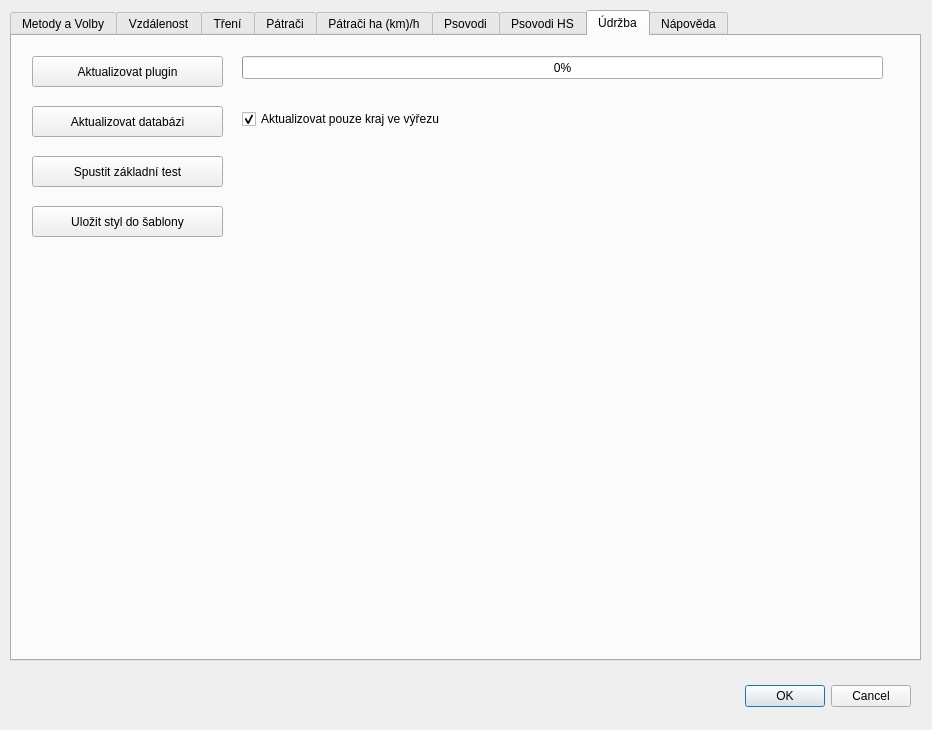
Qt form ui/settings.ui (ruz76/qgis_patrac_3) before a commit.
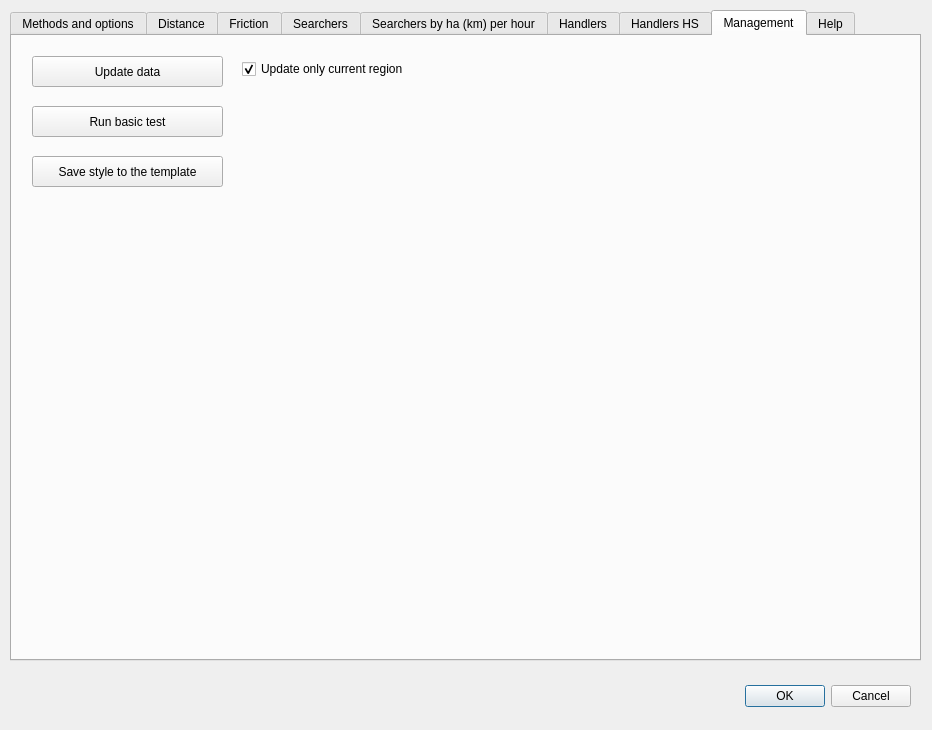
The same form after that commit. The open tabs and pages were chosen to show the change.

What changed in the file:
```diff
--- a/ui/settings.ui
+++ b/ui/settings.ui
@@ -43,7 +43,7 @@
    </property>
    <widget class="QWidget" name="tab">
     <attribute name="title">
-     <string>Metody a Volby</string>
+     <string>Methods and options</string>
     </attribute>
     <widget class="QComboBox" name="comboBoxDistance">
      <property name="geometry">
@@ -234,7 +234,7 @@
    </widget>
    <widget class="QWidget" name="tab_3">
     <attribute name="title">
-     <string>Vzdálenost</string>
+     <string>Distance</string>
     </attribute>
     <widget class="QTabWidget" name="tabWidget_2">
      <property name="geometry">
@@ -427,7 +427,7 @@
    </widget>
    <widget class="QWidget" name="tab_Friction">
     <attribute name="title">
-     <string>Tření</string>
+     <string>Friction</string>
     </attribute>
     <widget class="QTableWidget" name="tableWidgetFriction">
      <property name="geometry">
@@ -574,7 +574,7 @@
    </widget>
    <widget class="QWidget" name="tab_Units">
     <attribute name="title">
-     <string>Pátrači</string>
+     <string>Searchers</string>
     </attribute>
     <widget class="QTableWidget" name="tableWidgetUnits">
      <property name="geometry">
@@ -604,7 +604,7 @@
    </widget>
    <widget class="QWidget" name="tab_UnitsTime">
     <attribute name="title">
-     <string>Pátrači ha (km)/h</string>
+     <string>Searchers by ha (km) per hour</string>
     </attribute>
     <widget class="QTableWidget" name="tableWidgetUnitsTimes">
      <property name="geometry">
@@ -658,7 +658,7 @@
    </widget>
    <widget class="QWidget" name="tab_Users">
     <attribute name="title">
-     <string>Psovodi</string>
+     <string>Handlers</string>
     </attribute>
     <widget class="QTableWidget" name="tableWidgetSystemUsers">
      <property name="geometry">
@@ -790,7 +790,7 @@
    </widget>
    <widget class="QWidget" name="tab_UsersHS">
     <attribute name="title">
-     <string>Psovodi HS</string>
+     <string>Handlers HS</string>
     </attribute>
     <widget class="QTableWidget" name="tableWidgetSystemUsersHS">
      <property name="geometry">
@@ -1106,32 +1106,32 @@
    </widget>
    <widget class="QWidget" name="tab_Tests">
     <attribute name="title">
-     <string>Údržba</string>
+     <string>Management</string>
     </attribute>
     <widget class="QPushButton" name="pushButtonHds">
      <property name="geometry">
       <rect>
        <x>20</x>
-       <y>120</y>
+       <y>70</y>
        <width>191</width>
        <height>31</height>
       </rect>
      </property>
      <property name="text">
-      <string>Spustit základní test</string>
+      <string>Run basic test</string>
      </property>
     </widget>
     <widget class="QCheckBox" name="checkBoxUpdateData">
      <property name="geometry">
       <rect>
        <x>230</x>
-       <y>70</y>
+       <y>20</y>
        <width>311</width>
        <height>26</height>
       </rect>
      </property>
      <property name="text">
-      <string>Aktualizovat pouze kraj ve výřezu</string>
+      <string>Update only current region</string>
      </property>
      <property name="checked">
       <bool>true</bool>
@@ -1141,58 +1141,32 @@
      <property name="geometry">
       <rect>
        <x>20</x>
-       <y>70</y>
-       <width>191</width>
-       <height>31</height>
-      </rect>
-     </property>
-     <property name="text">
-      <string>Aktualizovat databázi</string>
-     </property>
-    </widget>
-    <widget class="QPushButton" name="pushButtonUpdatePlugin">
-     <property name="geometry">
-      <rect>
-       <x>20</x>
        <y>20</y>
        <width>191</width>
        <height>31</height>
       </rect>
      </property>
      <property name="text">
-      <string>Aktualizovat plugin</string>
-     </property>
-    </widget>
-    <widget class="QProgressBar" name="progressBarUpdatePlugin">
-     <property name="geometry">
-      <rect>
-       <x>230</x>
-       <y>20</y>
-       <width>641</width>
-       <height>23</height>
-      </rect>
-     </property>
-     <property name="value">
-      <number>0</number>
+      <string>Update data</string>
      </property>
     </widget>
     <widget class="QPushButton" name="pushButtonSaveStyle">
      <property name="geometry">
       <rect>
        <x>20</x>
-       <y>170</y>
+       <y>120</y>
        <width>191</width>
        <height>31</height>
       </rect>
      </property>
      <property name="text">
-      <string>Uložit styl do šablony</string>
+      <string>Save style to the template</string>
      </property>
     </widget>
    </widget>
    <widget class="QWidget" name="tab_Help">
     <attribute name="title">
-     <string>Nápověda</string>
+     <string>Help</string>
     </attribute>
     <widget class="QPushButton" name="pushButtonShowHelp">
      <property name="geometry">
```
Left out of the diff: 56 changed lines with no effect on the pictures.
